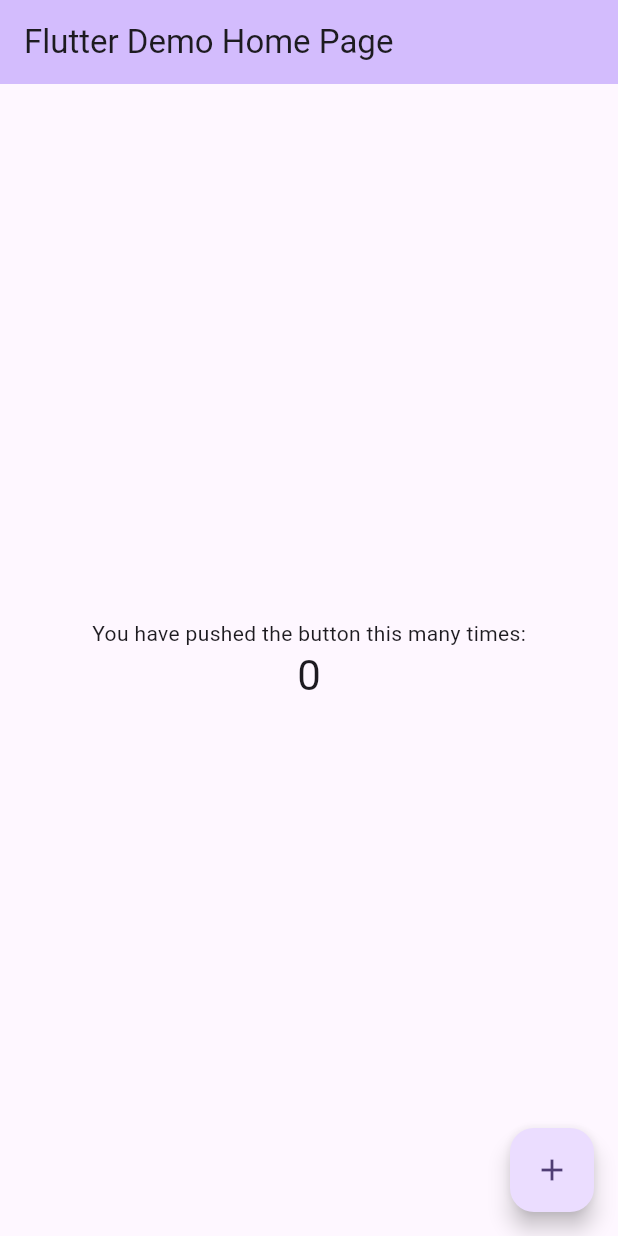
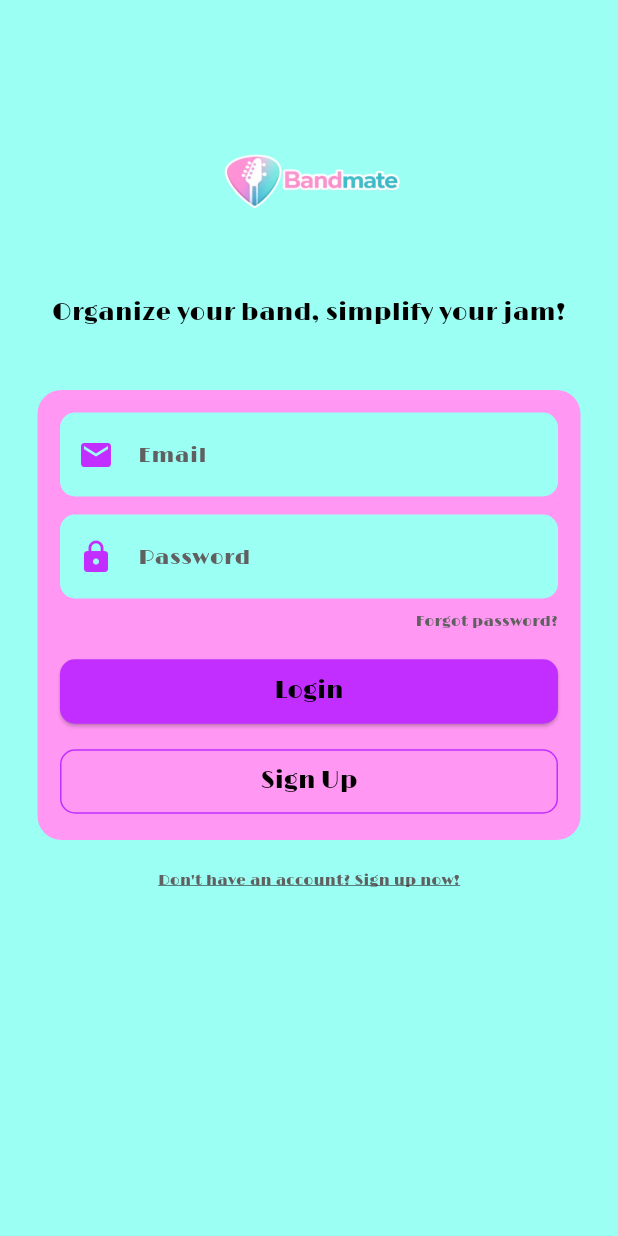
Before and after one commit to boraburgazlioglu/CS310_Group01, a Flutter app: the screen it shows after launch, on a phone screen of 412 x 824 dp. Run offline on Flutter 3.47's test engine with Material 3 defaults, Android fonts, the phone set to English and light mode, and no system bars.

Commit message:
added login screen with form validation

```diff
--- a/lib/main.dart
+++ b/lib/main.dart
@@ -1,4 +1,6 @@
 import 'package:flutter/material.dart';
+import 'screens/login_screen.dart';
+import 'utils/colors.dart';
 
 void main() {
   runApp(const MyApp());
@@ -7,116 +9,20 @@ void main() {
 class MyApp extends StatelessWidget {
   const MyApp({super.key});
 
-  // This widget is the root of your application.
   @override
   Widget build(BuildContext context) {
     return MaterialApp(
-      title: 'Flutter Demo',
+      title: 'BandMate',
+      debugShowCheckedModeBanner: false,
       theme: ThemeData(
-        // This is the theme of your application.
-        //
-        // TRY THIS: Try running your application with "flutter run". You'll see
-        // the application has a purple toolbar. Then, without quitting the app,
-        // try changing the seedColor in the colorScheme below to Colors.green
-        // and then invoke "hot reload" (save your changes or press the "hot
-        // reload" button in a Flutter-supported IDE, or press "r" if you used
-        // the command line to start the app).
-        //
-        // Notice that the counter didn't reset back to zero; the application
-        // state is not lost during the reload. To reset the state, use hot
-        // restart instead.
-        //
-        // This works for code too, not just values: Most code changes can be
-        // tested with just a hot reload.
-        colorScheme: ColorScheme.fromSeed(seedColor: Colors.deepPurple),
+        colorScheme: ColorScheme.fromSeed(seedColor: AppColors.primary),
+        fontFamily: 'Limelight',
       ),
-      home: const MyHomePage(title: 'Flutter Demo Home Page'),
+      initialRoute: '/login',
+      routes: {
+        '/login': (context) => const LoginScreen(),
+        // other routes will be added as we build each screen
+      },
     );
   }
 }
-
-class MyHomePage extends StatefulWidget {
-  const MyHomePage({super.key, required this.title});
-
-  // This widget is the home page of your application. It is stateful, meaning
-  // that it has a State object (defined below) that contains fields that affect
-  // how it looks.
-
-  // This class is the configuration for the state. It holds the values (in this
-  // case the title) provided by the parent (in this case the App widget) and
-  // used by the build method of the State. Fields in a Widget subclass are
-  // always marked "final".
-
-  final String title;
-
-  @override
-  State<MyHomePage> createState() => _MyHomePageState();
-}
-
-class _MyHomePageState extends State<MyHomePage> {
-  int _counter = 0;
-
-  void _incrementCounter() {
-    setState(() {
-      // This call to setState tells the Flutter framework that something has
-      // changed in this State, which causes it to rerun the build method below
-      // so that the display can reflect the updated values. If we changed
-      // _counter without calling setState(), then the build method would not be
-      // called again, and so nothing would appear to happen.
-      _counter++;
-    });
-  }
-
-  @override
-  Widget build(BuildContext context) {
-    // This method is rerun every time setState is called, for instance as done
-    // by the _incrementCounter method above.
-    //
-    // The Flutter framework has been optimized to make rerunning build methods
-    // fast, so that you can just rebuild anything that needs updating rather
-    // than having to individually change instances of widgets.
-    return Scaffold(
-      appBar: AppBar(
-        // TRY THIS: Try changing the color here to a specific color (to
-        // Colors.amber, perhaps?) and trigger a hot reload to see the AppBar
-        // change color while the other colors stay the same.
-        backgroundColor: Theme.of(context).colorScheme.inversePrimary,
-        // Here we take the value from the MyHomePage object that was created by
-        // the App.build method, and use it to set our appbar title.
-        title: Text(widget.title),
-      ),
-      body: Center(
-        // Center is a layout widget. It takes a single child and positions it
-        // in the middle of the parent.
-        child: Column(
-          // Column is also a layout widget. It takes a list of children and
-          // arranges them vertically. By default, it sizes itself to fit its
-          // children horizontally, and tries to be as tall as its parent.
-          //
-          // Column has various properties to control how it sizes itself and
-          // how it positions its children. Here we use mainAxisAlignment to
-          // center the children vertically; the main axis here is the vertical
-          // axis because Columns are vertical (the cross axis would be
-          // horizontal).
-          //
-          // TRY THIS: Invoke "debug painting" (choose the "Toggle Debug Paint"
-          // action in the IDE, or press "p" in the console), to see the
-          // wireframe for each widget.
-          mainAxisAlignment: MainAxisAlignment.center,
-          children: <Widget>[
-            const Text('You have pushed the button this many times:'),
-            Text(
-              '$_counter',
-              style: Theme.of(context).textTheme.headlineMedium,
-            ),
-          ],
-        ),
-      ),
-      floatingActionButton: FloatingActionButton(
-        onPressed: _incrementCounter,
-        tooltip: 'Increment',
-        child: const Icon(Icons.add),
-      ), // This trailing comma makes auto-formatting nicer for build methods.
-    );
-  }
-}
--- /dev/null
+++ b/lib/screens/login_screen.dart
@@ -0,0 +1,202 @@
+import 'package:flutter/material.dart';
+import '../utils/colors.dart';
+import '../utils/text.dart';
+import '../utils/padding.dart';
+
+class LoginScreen extends StatefulWidget {
+  const LoginScreen({super.key});
+
+  @override
+  State<LoginScreen> createState() => _LoginScreenState();
+}
+
+class _LoginScreenState extends State<LoginScreen> {
+  final _formKey = GlobalKey<FormState>();
+  final _emailController = TextEditingController();
+  final _passwordController = TextEditingController();
+
+  @override
+  void dispose() {
+    // free up memory when screen is closed
+    _emailController.dispose();
+    _passwordController.dispose();
+    super.dispose();
+  }
+
+  void _submit() {
+    if (_formKey.currentState!.validate()) {
+      showDialog(
+        context: context,
+        builder: (ctx) => AlertDialog(
+          backgroundColor: AppColors.surface,
+          title: Text('Success', style: AppTexts.headS),
+          content: Text('Welcome to BandMate!', style: AppTexts.bodyL),
+          actions: [
+            TextButton(
+              onPressed: () {
+                Navigator.pop(ctx);
+                Navigator.pushNamed(context, '/home');
+              },
+              child: Text('Continue', style: AppTexts.button),
+            ),
+          ],
+        ),
+      );
+    }
+  }
+
+  @override
+  Widget build(BuildContext context) {
+    return Scaffold(
+      backgroundColor: AppColors.background,
+      body: SafeArea(
+        child: SingleChildScrollView(
+          padding: AppPadding.allXL,
+          child: Column(
+            crossAxisAlignment: CrossAxisAlignment.center,
+            children: [
+              const SizedBox(height: 40),
+
+              // app logo
+              Image.asset(
+                'assets/logo.png',
+                height: 120,
+              ),
+              const SizedBox(height: 12),
+              Text(
+                'Organize your band, simplify your jam!',
+                style: AppTexts.bodyL,
+                textAlign: TextAlign.center,
+              ),
+              const SizedBox(height: 40),
+
+              // login form
+              Container(
+                padding: AppPadding.allL,
+                decoration: BoxDecoration(
+                  color: AppColors.surface,
+                  borderRadius: BorderRadius.circular(16),
+                ),
+                child: Form(
+                  key: _formKey,
+                  child: Column(
+                    children: [
+                      TextFormField(
+                        controller: _emailController,
+                        style: AppTexts.bodyL,
+                        decoration: InputDecoration(
+                          prefixIcon: Icon(Icons.email, color: AppColors.primary),
+                          hintText: 'Email',
+                          hintStyle: AppTexts.bodyM,
+                          filled: true,
+                          fillColor: AppColors.background,
+                          border: OutlineInputBorder(
+                            borderRadius: BorderRadius.circular(10),
+                            borderSide: BorderSide.none,
+                          ),
+                        ),
+                        validator: (value) {
+                          if (value == null || value.isEmpty) {
+                            return 'Please enter your email';
+                          }
+                          if (!value.contains('@')) {
+                            return 'Please enter a valid email';
+                          }
+                          return null;
+                        },
+                      ),
+                      const SizedBox(height: 12),
+                      TextFormField(
+                        controller: _passwordController,
+                        obscureText: true,
+                        style: AppTexts.bodyL,
+                        decoration: InputDecoration(
+                          prefixIcon: Icon(Icons.lock, color: AppColors.primary),
+                          hintText: 'Password',
+                          hintStyle: AppTexts.bodyM,
+                          filled: true,
+                          fillColor: AppColors.background,
+                          border: OutlineInputBorder(
+                            borderRadius: BorderRadius.circular(10),
+                            borderSide: BorderSide.none,
+                          ),
+                        ),
+                        validator: (value) {
+                          if (value == null || value.isEmpty) {
+                            return 'Please enter your password';
+                          }
+                          if (value.length < 6) {
+                            return 'Password must be at least 6 characters';
+                          }
+                          return null;
+                        },
+                      ),
+                      const SizedBox(height: 8),
+
+                      // forgot password as a clickable text
+                      Align(
+                        alignment: Alignment.centerRight,
+                        child: GestureDetector(
+                          onTap: () {
+                            Navigator.pushNamed(context, '/forgot-password');
+                          },
+                          child: Text('Forgot password?', style: AppTexts.bodyS),
+                        ),
+                      ),
+                      const SizedBox(height: 16),
+                      SizedBox(
+                        width: double.infinity,
+                        child: ElevatedButton(
+                          onPressed: _submit,
+                          style: ElevatedButton.styleFrom(
+                            backgroundColor: AppColors.primary,
+                            padding: AppPadding.vertM,
+                            shape: RoundedRectangleBorder(
+                              borderRadius: BorderRadius.circular(10),
+                            ),
+                          ),
+                          child: Text('Login', style: AppTexts.button),
+                        ),
+                      ),
+                      const SizedBox(height: 12),
+                      SizedBox(
+                        width: double.infinity,
+                        child: OutlinedButton(
+                          onPressed: () {
+                            Navigator.pushNamed(context, '/signup');
+                          },
+                          style: OutlinedButton.styleFrom(
+                            side: BorderSide(color: AppColors.primary),
+                            padding: AppPadding.vertM,
+                            shape: RoundedRectangleBorder(
+                              borderRadius: BorderRadius.circular(10),
+                            ),
+                          ),
+                          child: Text('Sign Up', style: AppTexts.button),
+                        ),
+                      ),
+                    ],
+                  ),
+                ),
+              ),
+              const SizedBox(height: 20),
+
+              // alternative sign up link
+              GestureDetector(
+                onTap: () {
+                  Navigator.pushNamed(context, '/signup');
+                },
+                child: Text(
+                  "Don't have an account? Sign up now!",
+                  style: AppTexts.bodyS.copyWith(
+                    decoration: TextDecoration.underline,
+                  ),
+                ),
+              ),
+            ],
+          ),
+        ),
+      ),
+    );
+  }
+}
--- a/pubspec.yaml
+++ b/pubspec.yaml
@@ -56,6 +56,8 @@ flutter:
   # included with your application, so that you can use the icons in
   # the material Icons class.
   uses-material-design: true
+  assets:
+    - assets/
 
   # To add assets to your application, add an assets section, like this:
   # assets:
```
Also changed, not shown: assets/logo.png (added).
